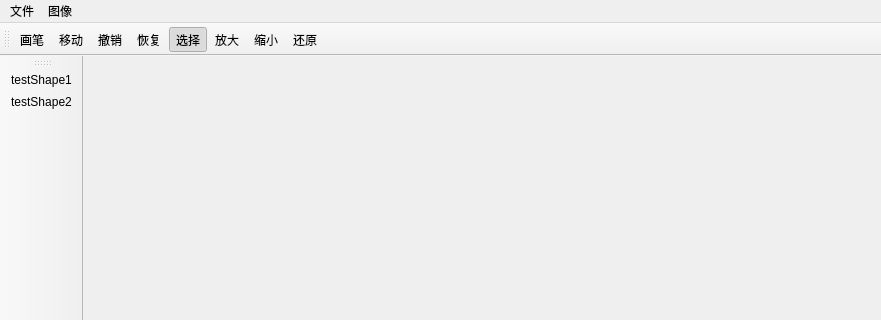
This is mainwindow.ui in ITERATOR-ACM-TEAM/VIPainter as Qt 5 draws it before an edit; both pictures show x 0 to 881 and y 0 to 320 of the 881 by 555 pixel window. The edited form follows.
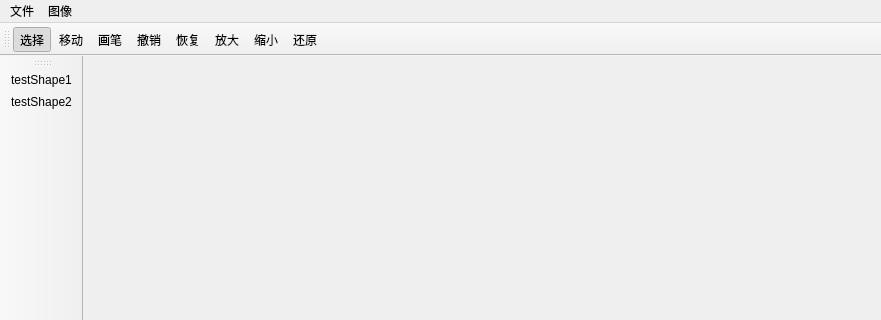
This is the edited form. Icons and pictures are not drawn.

Diff of the .ui file:
```diff
--- a/mainwindow.ui
+++ b/mainwindow.ui
@@ -50,11 +50,11 @@
    <attribute name="toolBarBreak">
     <bool>false</bool>
    </attribute>
-   <addaction name="actionPen"/>
+   <addaction name="actionChoose"/>
    <addaction name="actionMove"/>
+   <addaction name="actionPen"/>
    <addaction name="actionUndo"/>
    <addaction name="actionRedo"/>
-   <addaction name="actionChoose"/>
    <addaction name="actionZoomIn"/>
    <addaction name="actionZoomOut"/>
    <addaction name="actionResume"/>
```
